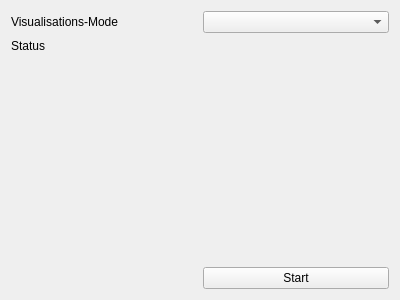
This is src/qt/design-files/music.ui in CountRucula/matrix-app as Qt 5 draws it before an edit. The edited form follows.
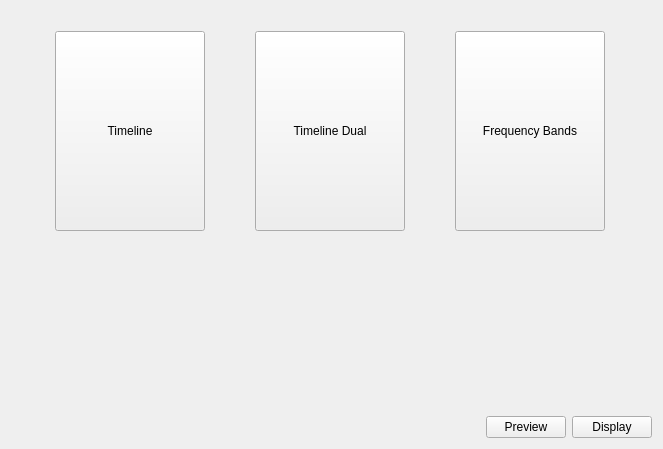
This is the edited form.

Commit message: feat: move mode selection to respective tab

Patch:
```diff
--- a/src/qt/design-files/music.ui
+++ b/src/qt/design-files/music.ui
@@ -6,46 +6,22 @@
    <rect>
     <x>0</x>
     <y>0</y>
-    <width>400</width>
-    <height>300</height>
+    <width>663</width>
+    <height>449</height>
    </rect>
   </property>
   <property name="windowTitle">
    <string>Form</string>
   </property>
   <layout class="QGridLayout" name="gridLayout">
-   <item row="0" column="1">
-    <widget class="QComboBox" name="visualisation_mode"/>
-   </item>
    <item row="0" column="0">
-    <widget class="QLabel" name="label_3">
-     <property name="text">
-      <string>Visualisations-Mode</string>
-     </property>
-    </widget>
-   </item>
-   <item row="1" column="0">
-    <widget class="QLabel" name="label">
-     <property name="text">
-      <string>Status</string>
-     </property>
-    </widget>
-   </item>
-   <item row="1" column="1">
     <widget class="QLabel" name="lbl_status">
      <property name="text">
       <string/>
      </property>
     </widget>
    </item>
-   <item row="3" column="1">
-    <widget class="QPushButton" name="btn_start_stop">
-     <property name="text">
-      <string>Start</string>
-     </property>
-    </widget>
-   </item>
-   <item row="2" column="1">
+   <item row="2" column="0">
     <spacer name="verticalSpacer">
      <property name="orientation">
       <enum>Qt::Orientation::Vertical</enum>
@@ -58,6 +34,122 @@
      </property>
     </spacer>
    </item>
+   <item row="1" column="0">
+    <layout class="QGridLayout" name="gridLayout_3">
+     <property name="topMargin">
+      <number>0</number>
+     </property>
+     <item row="0" column="2">
+      <widget class="QToolButton" name="btn_mode_bands">
+       <property name="minimumSize">
+        <size>
+         <width>150</width>
+         <height>200</height>
+        </size>
+       </property>
+       <property name="text">
+        <string>Frequency Bands</string>
+       </property>
+       <property name="iconSize">
+        <size>
+         <width>128</width>
+         <height>128</height>
+        </size>
+       </property>
+       <property name="checkable">
+        <bool>true</bool>
+       </property>
+       <property name="toolButtonStyle">
+        <enum>Qt::ToolButtonStyle::ToolButtonTextUnderIcon</enum>
+       </property>
+      </widget>
+     </item>
+     <item row="0" column="1">
+      <widget class="QToolButton" name="btn_mode_timeline_dual">
+       <property name="minimumSize">
+        <size>
+         <width>150</width>
+         <height>200</height>
+        </size>
+       </property>
+       <property name="text">
+        <string>Timeline Dual</string>
+       </property>
+       <property name="iconSize">
+        <size>
+         <width>128</width>
+         <height>128</height>
+        </size>
+       </property>
+       <property name="checkable">
+        <bool>true</bool>
+       </property>
+       <property name="toolButtonStyle">
+        <enum>Qt::ToolButtonStyle::ToolButtonTextUnderIcon</enum>
+       </property>
+      </widget>
+     </item>
+     <item row="0" column="0">
+      <widget class="QToolButton" name="btn_mode_timeline">
+       <property name="minimumSize">
+        <size>
+         <width>150</width>
+         <height>200</height>
+        </size>
+       </property>
+       <property name="text">
+        <string>Timeline</string>
+       </property>
+       <property name="iconSize">
+        <size>
+         <width>128</width>
+         <height>128</height>
+        </size>
+       </property>
+       <property name="checkable">
+        <bool>true</bool>
+       </property>
+       <property name="toolButtonStyle">
+        <enum>Qt::ToolButtonStyle::ToolButtonTextUnderIcon</enum>
+       </property>
+      </widget>
+     </item>
+    </layout>
+   </item>
+   <item row="3" column="0">
+    <layout class="QHBoxLayout" name="horizontalLayout">
+     <property name="topMargin">
+      <number>10</number>
+     </property>
+     <item>
+      <spacer name="horizontalSpacer">
+       <property name="orientation">
+        <enum>Qt::Orientation::Horizontal</enum>
+       </property>
+       <property name="sizeHint" stdset="0">
+        <size>
+         <width>40</width>
+         <height>20</height>
+        </size>
+       </property>
+      </spacer>
+     </item>
+     <item>
+      <widget class="QPushButton" name="btn_preview">
+       <property name="text">
+        <string>Preview</string>
+       </property>
+      </widget>
+     </item>
+     <item>
+      <widget class="QPushButton" name="btn_display">
+       <property name="text">
+        <string>Display</string>
+       </property>
+      </widget>
+     </item>
+    </layout>
+   </item>
   </layout>
  </widget>
  <resources/>
```
The commit also changes 21 other files.
